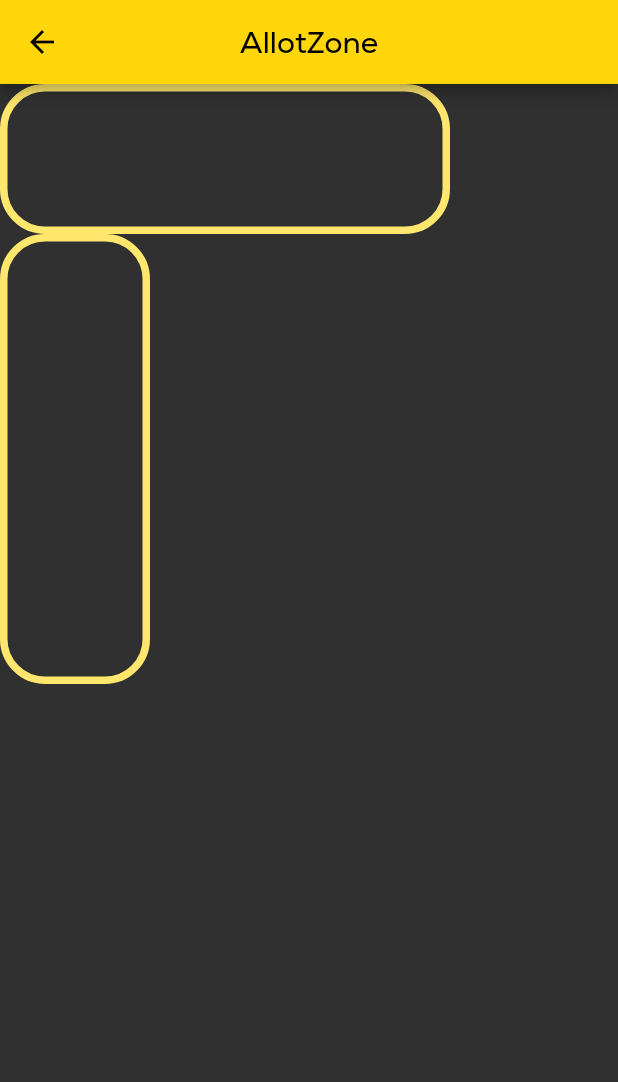
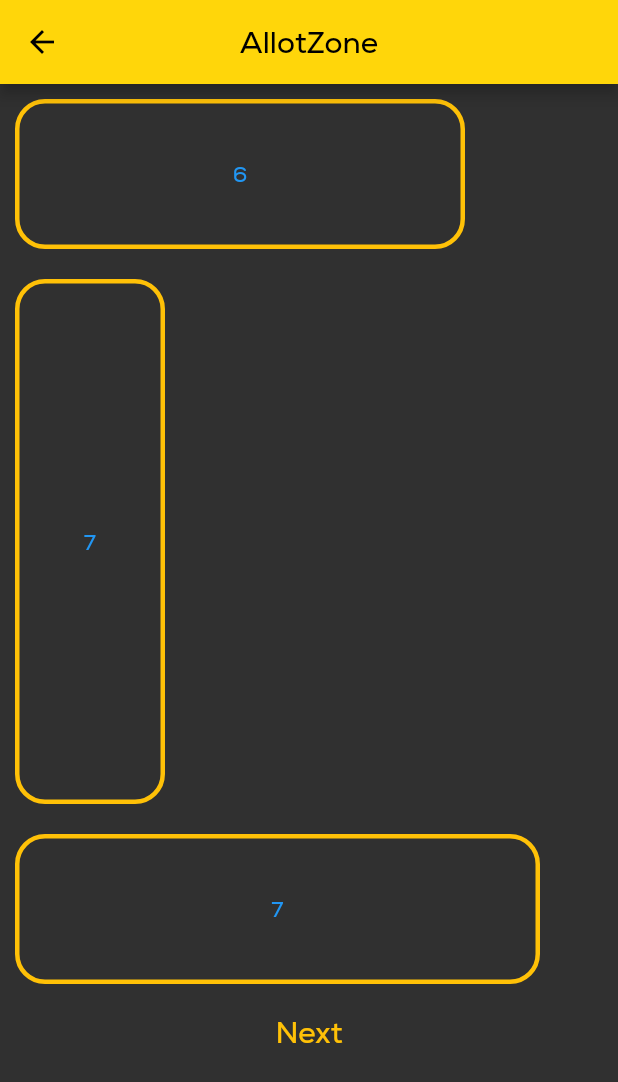
Before and after one commit to MaitreyaManohar/AllotZone, a Flutter app: the screen it shows after launch, after a tap on "Next", on a phone screen of 412 x 824 dp. Shown: the top 1082 px of the screen. Run offline on Flutter 3.47's test engine with Material 2 defaults, Android fonts, the phone set to English and light mode, and no system bars; our stand-ins replace animated_splash_screen, cloud_firestore, firebase_core, page_transition; accounts and stored records are empty.

Commit message:
Included Selection of wing

```diff
--- a/allot_zone/lib/WingSelectionPage.dart
+++ b/allot_zone/lib/WingSelectionPage.dart
@@ -1,9 +1,31 @@
+import 'package:allot_zone/individual_wing.dart';
+import 'package:allot_zone/wing_members.dart';
 import 'package:flutter/material.dart';
 import 'package:flutter/src/widgets/container.dart';
 import 'package:flutter/src/widgets/framework.dart';
 
-class WingSelectionPage extends StatelessWidget {
+import 'Colors.dart';
+
+class WingSelectionPage extends StatefulWidget {
   const WingSelectionPage({super.key});
+
+  @override
+  State<WingSelectionPage> createState() => _WingSelectionPageState();
+}
+
+class _WingSelectionPageState extends State<WingSelectionPage> {
+  AlertDialog alert = const AlertDialog(
+    title: Text("Alert"),
+    content: Text("Please select a wing! "),
+  );
+
+  Color fill = const Color.fromARGB(0, 255, 193, 7);
+
+  List<WingModel> wingList = [
+    WingModel(wingId: 1, wingSize: 6, isHorizontal: true),
+    WingModel(wingId: 2, wingSize: 7, isHorizontal: false),
+    WingModel(wingId: 3, wingSize: 7, isHorizontal: true)
+  ];
 
   @override
   Widget build(BuildContext context) {
@@ -14,34 +36,82 @@ class WingSelectionPage extends StatelessWidget {
           'AllotZone',
         ),
       ),
-      body: InteractiveViewer(
-
-        child: Column(
+      body: Column(
         children: [
-            GestureDetector(
-              onTap: (){},
+          InteractiveViewer(
+            child: SizedBox(
+              height: 600,
+              child: ListView.builder(
+                itemCount: wingList.length,
+                itemBuilder: ((context, index) {
+                  return GestureDetector(
+                      onTap: () {
+                        setState(() {
+                          print(wingList[index].wingId);
+                          for (WingModel w in wingList) {
+                            if (wingList[index] != w) {
+                              w.setFill = const Color.fromARGB(0, 255, 193, 7);
+                              w.isSelected = false;
+                            }
+                          }
+                          wingList[index].onTapModel();
+                        });
+                      },
+                      child: Wrap(children: [
+                        Padding(
+                          padding: const EdgeInsets.all(10),
                           child: Container(
-                width: 300,
-                height: 100,
+                            child: Center(
+                              child: Text(
+                                wingList[index].wingSize.toString(),
+                              ),
+                            ),
+                            width: wingList[index].getWidth,
+                            height: wingList[index].getHeight,
                             decoration: BoxDecoration(
+                                color: wingList[index].fill,
+                                borderRadius: BorderRadius.circular(20),
                                 border: Border.all(
-                      width: 5, color: Theme.of(context).primaryColorLight),
-                  borderRadius: BorderRadius.all(Radius.circular(30)),
+                                  color: MyColors.buttonColor,
+                                  width: 3,
+                                )),
+                          ),
+                        ),
+                      ]));
+                }),
               ),
             ),
           ),
-            Container(
-              width: 100,
-              height: 300,
-              decoration: BoxDecoration(
-                border: Border.all(
-                    width: 5, color: Theme.of(context).primaryColorLight),
-                borderRadius: BorderRadius.all(Radius.circular(30)),
+          Padding(
+            padding: const EdgeInsets.all(8.0),
+            child: TextButton(
+              child: const Text(
+                "Next",
+                style: TextStyle(fontSize: 20),
               ),
-            )
+              onPressed: () {
+                var selected =
+                    wingList.where((element) => element.isSelected == true);
+                if (selected.isEmpty) {
+                  showDialog(
+                      context: context,
+                      builder: ((BuildContext context) => alert));
+                } else {
+                  Navigator.push(
+                    context,
+                    MaterialPageRoute(
+                      builder: (context) =>
+                          WingMembers(selected: selected.first),
+                    ),
+                  );
+                }
+                // Navigator.push(context, MaterialPageRoute(builder: (context)=>const WingSelectionPage()));
+              },
+              style:
+                  TextButton.styleFrom(foregroundColor: MyColors.buttonColor),
+            ),
+          ),
         ],
-          crossAxisAlignment: CrossAxisAlignment.start,
-        ),
       ),
     );
   }
--- a/allot_zone/lib/firstPage.dart
+++ b/allot_zone/lib/firstPage.dart
@@ -1,12 +1,16 @@
 import 'package:allot_zone/Colors.dart';
 import 'package:allot_zone/WingSelectionPage.dart';
+import 'package:cloud_firestore/cloud_firestore.dart';
 import 'package:flutter/material.dart';
 import 'package:flutter/src/widgets/container.dart';
 import 'package:flutter/src/widgets/framework.dart';
 
 class FirstPage extends StatelessWidget {
-  const FirstPage({super.key});
-
+  FirstPage({super.key});
+  String ?studentId;
+  String ?studentName;
+  String ?password;
+  CollectionReference users = FirebaseFirestore.instance.collection("users");
   @override
   Widget build(BuildContext context) {
     return Scaffold(
@@ -30,6 +34,7 @@ class FirstPage extends StatelessWidget {
           SizedBox(
             width: 300,
             child: TextField(
+              onChanged: ((value) => studentName=value),
               style: TextStyle(
                 color: MyColors.buttonColor,
               ),
@@ -45,6 +50,7 @@ class FirstPage extends StatelessWidget {
           SizedBox(
             width: 300,
             child: TextField(
+              onChanged: (value) => studentId=value,
               style: TextStyle(
                 color: MyColors.buttonColor,
               ),
@@ -60,6 +66,7 @@ class FirstPage extends StatelessWidget {
           SizedBox(
             width: 300,
             child: TextField(
+              onChanged: (value) => password=value,
               style: TextStyle(
                 color: MyColors.buttonColor,
               ),
@@ -77,33 +84,46 @@ class FirstPage extends StatelessWidget {
             child: TextButton(
               child: const Text(
                 "Next",
-                style: TextStyle(
-                  fontSize: 20
+                style: TextStyle(fontSize: 20),
+              ),
+              onPressed: () async {
+                await users.add({
+                    'name':studentName,
+                    'id':studentId,
+                    'password':password
+                }).then((value) => print("User Added"));
+                Navigator.push(
+                    context,
+                    MaterialPageRoute(
+                        builder: (context) => WingSelectionPage()));
+              },
+              style:
+                  TextButton.styleFrom(foregroundColor: MyColors.buttonColor),
             ),
           ),
-              onPressed: () {
-                Navigator.push(context, MaterialPageRoute(builder: (context)=>WingSelectionPage()));
-              },
-              style: TextButton.styleFrom(foregroundColor: MyColors.buttonColor),
-            ),
-          ),
-          Row(children: [
+          Row(
+            children: [
               TextButton(
                 child: const Text(
                   "Login",
                 ),
                 onPressed: () {},
-              style: TextButton.styleFrom(foregroundColor: MyColors.linkColor),
+                style:
+                    TextButton.styleFrom(foregroundColor: MyColors.linkColor),
               ),
               TextButton(
                 child: const Text(
                   "Manager?",
                 ),
-              onPressed: () {},
-              style: TextButton.styleFrom(foregroundColor: MyColors.linkColor),
+                onPressed: () async{
+
+                },
+                style:
+                    TextButton.styleFrom(foregroundColor: MyColors.linkColor),
               ),
             ],
-          mainAxisAlignment: MainAxisAlignment.spaceAround,)
+            mainAxisAlignment: MainAxisAlignment.spaceAround,
+          )
         ],
         mainAxisAlignment: MainAxisAlignment.center,
         crossAxisAlignment: CrossAxisAlignment.center,
--- /dev/null
+++ b/allot_zone/lib/individual_wing.dart
@@ -0,0 +1,51 @@
+import 'package:allot_zone/Colors.dart';
+import 'package:flutter/cupertino.dart';
+import 'package:flutter/material.dart';
+
+class WingModel {
+  int wingId = 0;
+  int wingSize;
+  double width = 100, height = 300;
+  bool isHorizontal = false;
+  bool isSelected = false;
+  bool isAvailable=true;
+  Color fill = const Color.fromARGB(0, 255, 193, 7);
+  WingModel(
+      {required this.wingId,
+      required this.wingSize,
+      required this.isHorizontal}) {
+    height = wingSize * 50;
+    width = 100;
+    if (isSelected) fill = Colors.grey;
+    if (isHorizontal) {
+      double temp = height;
+      height = width;
+      width = temp;
+    }
+  }
+  void onTapModel() {
+    if (fill != Colors.amber) {
+      fill = Colors.amber;
+      isSelected = true;
+    } else {
+      isSelected= false;
+      fill = const Color.fromARGB(0, 255, 193, 7);
+    }
+  }
+
+  set setIsSelected(bool f) {
+    isSelected = f;
+  }
+
+  double get getHeight {
+    return height;
+  }
+
+  double get getWidth {
+    return width;
+  }
+
+  set setFill(Color color) {
+    fill = color;
+  }
+}
--- a/allot_zone/lib/main.dart
+++ b/allot_zone/lib/main.dart
@@ -1,7 +1,11 @@
 import 'package:allot_zone/splashScreen.dart';
+import 'package:firebase_core/firebase_core.dart';
 import 'package:flutter/material.dart';
 
-void main() {
+Future main() async {
+  WidgetsFlutterBinding.ensureInitialized();
+  await Firebase.initializeApp();
+
   runApp(const AllotZone());
 }
 
@@ -32,14 +36,14 @@ class AllotZone extends StatelessWidget {
   Widget build(BuildContext context) {
     return MaterialApp(
         theme: ThemeData(
-          primarySwatch: createMaterialColor(Color.fromARGB(255, 255, 214, 10)),
+          primarySwatch: createMaterialColor(const Color.fromARGB(255, 255, 214, 10)),
           scaffoldBackgroundColor: const Color.fromARGB(255, 48, 48, 48),
           fontFamily: 'Nexa',
           textTheme: TextTheme(
             button: TextStyle(color: Colors.amber),
-            // labelMedium: TextStyle(color: Colors.amber),
-
-            // displayMedium: TextStyle(color: Colors.amber),
+            headline1: TextStyle(color: Theme.of(context).primaryColor),
+            headline2: TextStyle(color: Theme.of(context).primaryColor),
+            bodyText2: TextStyle(color: Theme.of(context).primaryColor),
             subtitle1: TextStyle(color: Theme.of(context).primaryColorLight),
           ),
         ),
--- a/allot_zone/lib/splashScreen.dart
+++ b/allot_zone/lib/splashScreen.dart
@@ -28,7 +28,7 @@ class _SplashScreenState extends State<SplashScreen> {
           color: Color.fromARGB(255, 255, 255, 255)
         ),
       ),
-      nextScreen: const FirstPage(),
+      nextScreen: FirstPage(),
       duration: 1500,
       backgroundColor: Theme.of(context).scaffoldBackgroundColor,
       splashTransition: SplashTransition.fadeTransition,
--- a/allot_zone/pubspec.yaml
+++ b/allot_zone/pubspec.yaml
@@ -37,6 +37,8 @@ dependencies:
   # Use with the CupertinoIcons class for iOS style icons.
   cupertino_icons: ^1.0.2
   animated_splash_screen: ^1.3.0
+  firebase_core: ^2.4.1
+  cloud_firestore: ^4.3.1
 
 dev_dependencies:
   flutter_test:
```
Also changed, not shown: allot_zone/lib/wing_members.dart (added, +93 -0 lines), allot_zone/pubspec.lock, 4 other files. Lines whose indentation alone changed are shown as unchanged.
